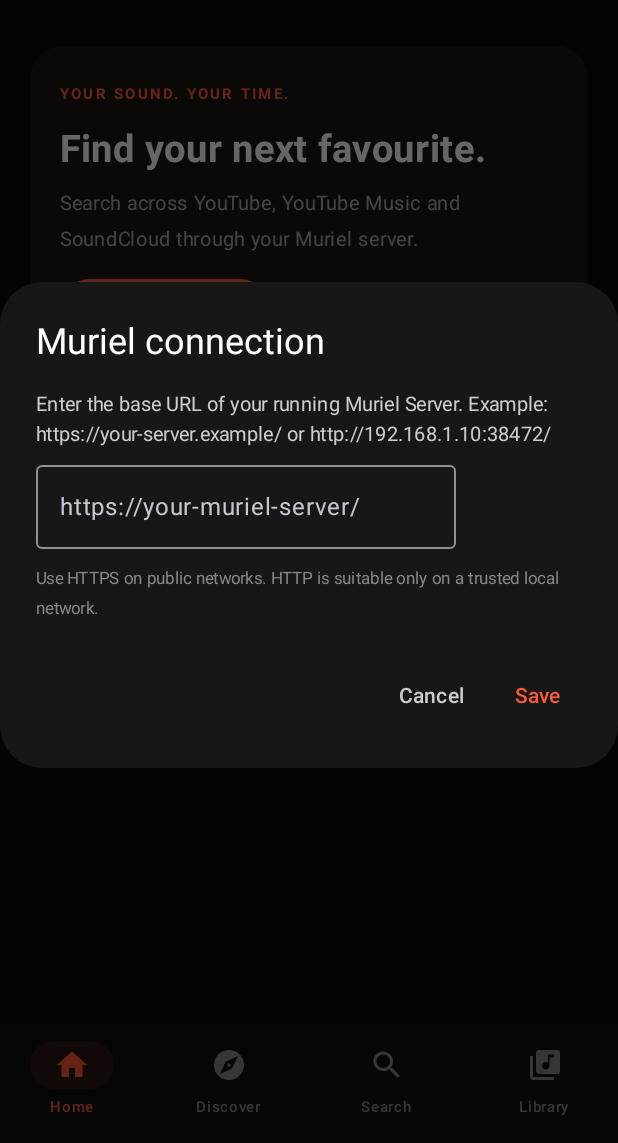
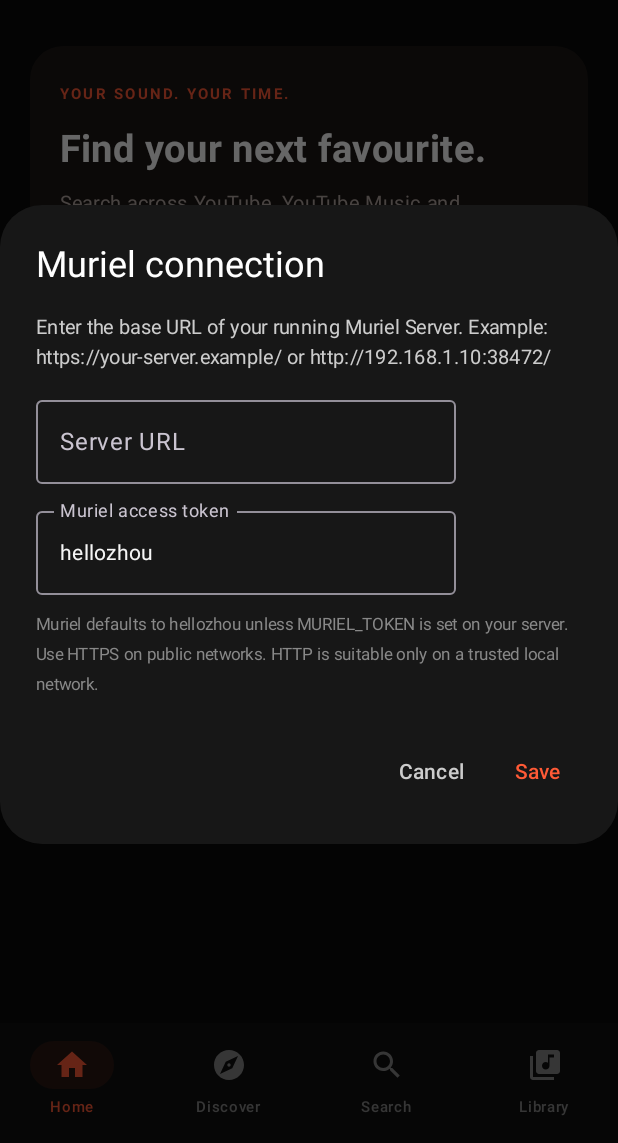
Before and after one commit to chrono200/Chrono-player, an Android app built with Jetpack Compose: the screen it shows after launch (MainActivity), after a tap on "Settings", on a phone screen of 412 x 824 dp, the part 93-1236 px from its top. Run offline under Robolectric (Android 15) with nearby library versions, the phone set to English and light mode, and no system bars; pictures from the network do not load; 6 statements that could not run were skipped.

Commit message:
Add Muriel token configuration to app settings

```diff
--- a/app/src/main/java/com/chronodisrup/chronoplay/MainActivity.kt
+++ b/app/src/main/java/com/chronodisrup/chronoplay/MainActivity.kt
@@ -54,6 +54,7 @@ private fun ChronoRoot(context: Context) {
     val scope = rememberCoroutineScope()
     val settings = remember { SettingsStore(context) }
     var serverUrl by remember { mutableStateOf("") }
+    var serverToken by remember { mutableStateOf("hellozhou") }
     var repository by remember { mutableStateOf<MurielRepository?>(null) }
     var selected by remember { mutableStateOf(Destination.HOME) }
     var platform by remember { mutableStateOf("youtube") }
@@ -69,11 +70,15 @@ private fun ChronoRoot(context: Context) {
     var showLyrics by remember { mutableStateOf(false) }
     var lyrics by remember { mutableStateOf("") }
     var settingsDraft by remember { mutableStateOf("") }
+    var tokenDraft by remember { mutableStateOf("hellozhou") }
 
     LaunchedEffect(Unit) {
-        settings.serverUrl.collect { saved ->
-            serverUrl = saved
-            repository = saved.takeIf { it.startsWith("http://") || it.startsWith("https://") }?.let { runCatching { MurielRepository(it) }.getOrNull() }
+        kotlinx.coroutines.flow.combine(settings.serverUrl, settings.serverToken) { url, token -> url to token }.collect { (savedUrl, savedToken) ->
+            serverUrl = savedUrl
+            serverToken = savedToken
+            repository = savedUrl.takeIf { it.startsWith("http://") || it.startsWith("https://") }?.let {
+                runCatching { MurielRepository(it, savedToken) }.getOrNull()
+            }
         }
     }
     LaunchedEffect(repository) {
@@ -154,7 +159,7 @@ private fun ChronoRoot(context: Context) {
                     Text("CHRONO", color = ChronoOrange, fontSize = 11.sp, fontWeight = FontWeight.Bold, letterSpacing = 3.sp)
                     Text("PLAY", color = Color.White, fontSize = 26.sp, fontWeight = FontWeight.Black, letterSpacing = 1.sp)
                 }
-                IconButton(onClick = { settingsDraft = serverUrl; showSettings = true }) { Icon(Icons.Default.Settings, "Settings", tint = Color.LightGray) }
+                IconButton(onClick = { settingsDraft = serverUrl; tokenDraft = serverToken; showSettings = true }) { Icon(Icons.Default.Settings, "Settings", tint = Color.LightGray) }
             }
             when (selected) {
                 Destination.HOME -> HomeContent(trending, loading, ::play, ::download, onExplore = { selected = Destination.SEARCH })
@@ -185,15 +190,18 @@ private fun ChronoRoot(context: Context) {
                 Column(verticalArrangement = Arrangement.spacedBy(10.dp)) {
                     Text("Enter the base URL of your running Muriel Server. Example: https://your-server.example/ or http://192.168.1.10:38472/", color = Color.LightGray, fontSize = 13.sp)
                     OutlinedTextField(value = settingsDraft, onValueChange = { settingsDraft = it }, singleLine = true,
-                        placeholder = { Text("https://your-muriel-server/") }, keyboardOptions = KeyboardOptions(keyboardType = KeyboardType.Uri))
-                    Text("Use HTTPS on public networks. HTTP is suitable only on a trusted local network.", color = Color.Gray, fontSize = 11.sp)
+                        placeholder = { Text("https://your-muriel-server/") }, keyboardOptions = KeyboardOptions(keyboardType = KeyboardType.Uri),
+                        label = { Text("Server URL") })
+                    OutlinedTextField(value = tokenDraft, onValueChange = { tokenDraft = it }, singleLine = true,
+                        label = { Text("Muriel access token") }, placeholder = { Text("hellozhou") })
+                    Text("Muriel defaults to hellozhou unless MURIEL_TOKEN is set on your server. Use HTTPS on public networks. HTTP is suitable only on a trusted local network.", color = Color.Gray, fontSize = 11.sp)
                 }
             },
             confirmButton = { TextButton(onClick = {
                 scope.launch {
                     val cleaned = settingsDraft.trim()
                     if (cleaned.startsWith("https://") || cleaned.startsWith("http://")) {
-                        settings.setServerUrl(cleaned)
+                        settings.saveConnection(cleaned, tokenDraft)
                         showSettings = false
                     } else error = "Enter a valid http:// or https:// server URL."
                 }
```
